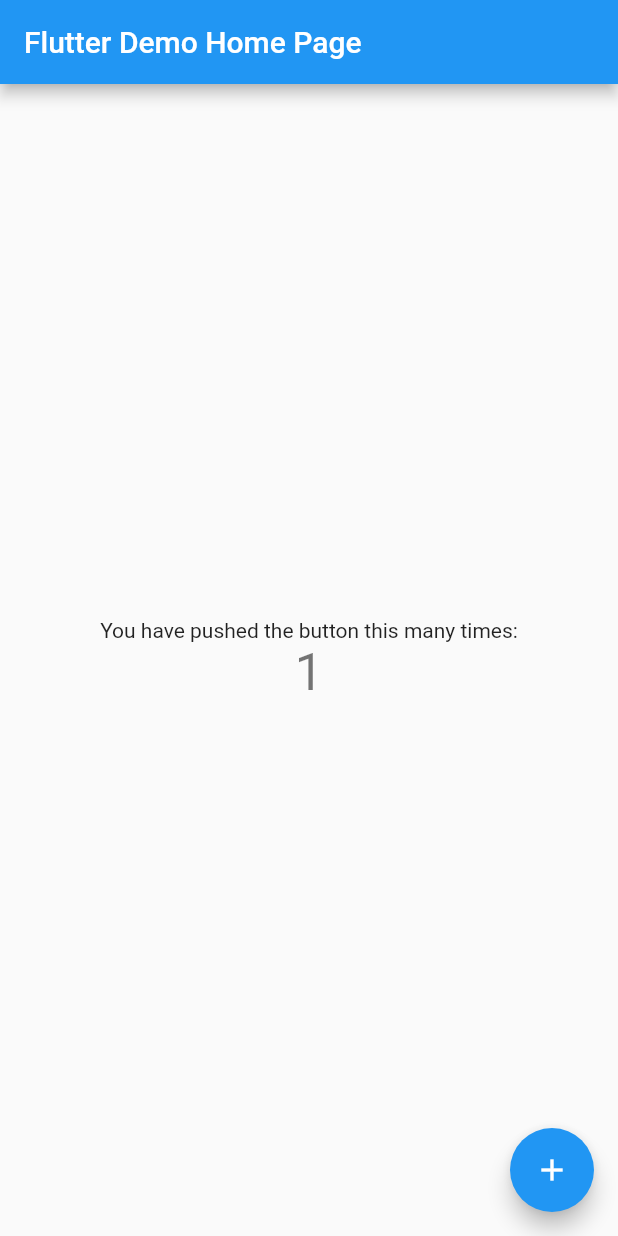
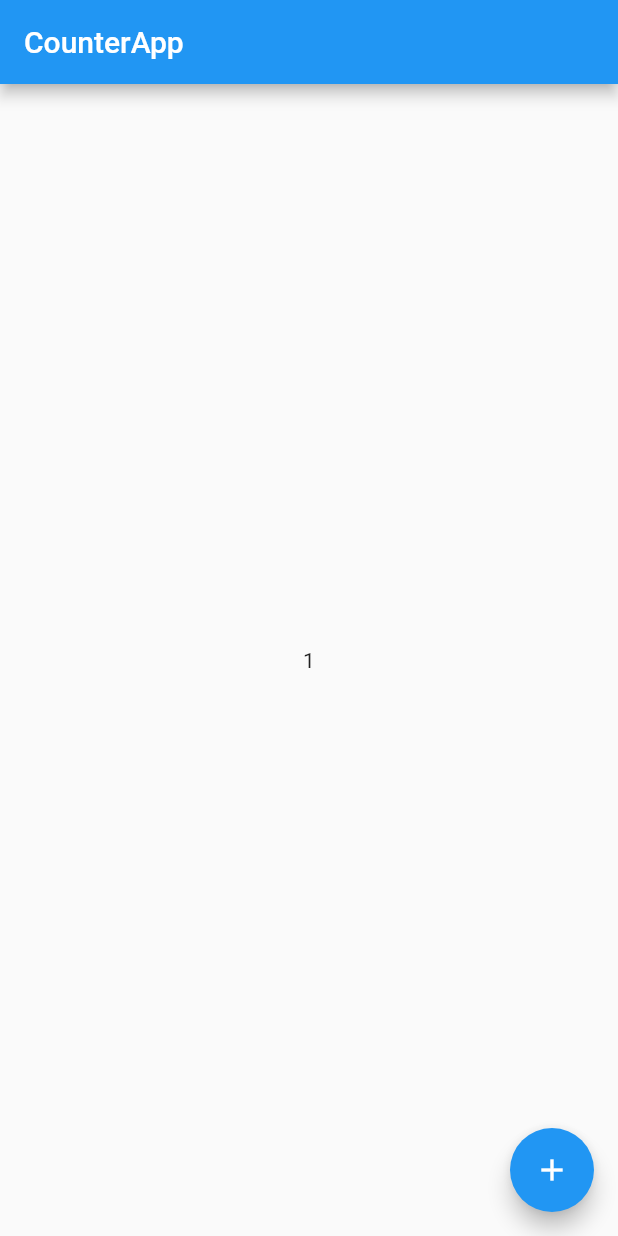
Before and after one commit to kaleidot725-flutter/inherit-widget, a Flutter app: the screen it shows after launch, after a tap on the "add" icon, on a phone screen of 412 x 824 dp. Run offline on Flutter 3.47's test engine with Material 2 defaults, Android fonts, the light colour scheme and no system bars.

Commit message:
feat: update inherited widget sample

```diff
--- a/inherit_widget/lib/main.dart
+++ b/inherit_widget/lib/main.dart
@@ -1,115 +1,95 @@
 import 'package:flutter/material.dart';
 
-void main() {
-  runApp(const MyApp());
-}
+class Counter {
+  int _count;
+  int get count => _count;
 
-class MyApp extends StatelessWidget {
-  const MyApp({Key? key}) : super(key: key);
+  Counter(this._count);
 
-  // This widget is the root of your application.
-  @override
-  Widget build(BuildContext context) {
-    return MaterialApp(
-      title: 'Flutter Demo',
-      theme: ThemeData(
-        // This is the theme of your application.
-        //
-        // Try running your application with "flutter run". You'll see the
-        // application has a blue toolbar. Then, without quitting the app, try
-        // changing the primarySwatch below to Colors.green and then invoke
-        // "hot reload" (press "r" in the console where you ran "flutter run",
-        // or simply save your changes to "hot reload" in a Flutter IDE).
-        // Notice that the counter didn't reset back to zero; the application
-        // is not restarted.
-        primarySwatch: Colors.blue,
-      ),
-      home: const MyHomePage(title: 'Flutter Demo Home Page'),
-    );
+  void increment() {
+    _count++;
+  }
+
+  void decrement() {
+    _count--;
   }
 }
 
-class MyHomePage extends StatefulWidget {
-  const MyHomePage({Key? key, required this.title}) : super(key: key);
+class CounterWidget extends StatefulWidget {
+  Counter counter;
 
-  // This widget is the home page of your application. It is stateful, meaning
-  // that it has a State object (defined below) that contains fields that affect
-  // how it looks.
-
-  // This class is the configuration for the state. It holds the values (in this
-  // case the title) provided by the parent (in this case the App widget) and
-  // used by the build method of the State. Fields in a Widget subclass are
-  // always marked "final".
-
-  final String title;
+  CounterWidget(this.counter);
 
   @override
-  State<MyHomePage> createState() => _MyHomePageState();
+  CounterState createState() => CounterState();
 }
 
-class _MyHomePageState extends State<MyHomePage> {
-  int _counter = 0;
+class CounterState extends State<CounterWidget> {
+  @override
+  Widget build(BuildContext context) {
+    return CounterInheritedWidget(
+        counter: widget.counter,
+        child: MaterialApp(
+          home: Scaffold(
+            appBar: AppBar(title: const Text("CounterApp")),
+            body: CounterMessage(),
+            floatingActionButton: FloatingActionButton(
+              onPressed: () => increment(),
+              child: const Icon(Icons.add),
+            ),
+          ),
+        ));
+  }
 
-  void _incrementCounter() {
+  void increment() {
     setState(() {
-      // This call to setState tells the Flutter framework that something has
-      // changed in this State, which causes it to rerun the build method below
-      // so that the display can reflect the updated values. If we changed
-      // _counter without calling setState(), then the build method would not be
-      // called again, and so nothing would appear to happen.
-      _counter++;
+      widget.counter.increment();
     });
   }
 
+  void decrement() {
+    setState(() {
+      widget.counter.decrement();
+    });
+  }
+}
+
+class CounterMessage extends StatelessWidget {
   @override
   Widget build(BuildContext context) {
-    // This method is rerun every time setState is called, for instance as done
-    // by the _incrementCounter method above.
-    //
-    // The Flutter framework has been optimized to make rerunning build methods
-    // fast, so that you can just rebuild anything that needs updating rather
-    // than having to individually change instances of widgets.
-    return Scaffold(
-      appBar: AppBar(
-        // Here we take the value from the MyHomePage object that was created by
-        // the App.build method, and use it to set our appbar title.
-        title: Text(widget.title),
-      ),
-      body: Center(
-        // Center is a layout widget. It takes a single child and positions it
-        // in the middle of the parent.
-        child: Column(
-          // Column is also a layout widget. It takes a list of children and
-          // arranges them vertically. By default, it sizes itself to fit its
-          // children horizontally, and tries to be as tall as its parent.
-          //
-          // Invoke "debug painting" (press "p" in the console, choose the
-          // "Toggle Debug Paint" action from the Flutter Inspector in Android
-          // Studio, or the "Toggle Debug Paint" command in Visual Studio Code)
-          // to see the wireframe for each widget.
-          //
-          // Column has various properties to control how it sizes itself and
-          // how it positions its children. Here we use mainAxisAlignment to
-          // center the children vertically; the main axis here is the vertical
-          // axis because Columns are vertical (the cross axis would be
-          // horizontal).
-          mainAxisAlignment: MainAxisAlignment.center,
-          children: <Widget>[
-            const Text(
-              'You have pushed the button this many times:',
-            ),
-            Text(
-              '$_counter',
-              style: Theme.of(context).textTheme.headline4,
-            ),
-          ],
-        ),
-      ),
-      floatingActionButton: FloatingActionButton(
-        onPressed: _incrementCounter,
-        tooltip: 'Increment',
-        child: const Icon(Icons.add),
-      ), // This trailing comma makes auto-formatting nicer for build methods.
-    );
+    return Center(
+        child: Text(CounterInheritedWidget.of(context, listen: true)!
+            .counter
+            .count
+            .toString()));
   }
 }
+
+class CounterInheritedWidget extends InheritedWidget {
+  const CounterInheritedWidget({
+    Key? key,
+    required this.counter,
+    required Widget child,
+  }) : super(key: key, child: child);
+
+  final Counter counter;
+
+  static CounterInheritedWidget? of(
+    BuildContext context, {
+    required bool listen,
+  }) {
+    return listen
+        ? context.dependOnInheritedWidgetOfExactType<CounterInheritedWidget>()
+        : context
+            .getElementForInheritedWidgetOfExactType<CounterInheritedWidget>()
+            ?.widget as CounterInheritedWidget;
+  }
+
+  @override
+  bool updateShouldNotify(CounterInheritedWidget old) =>
+      counter.count != old.counter.count;
+}
+
+void main() {
+  runApp(CounterWidget(Counter(0)));
+}
```
